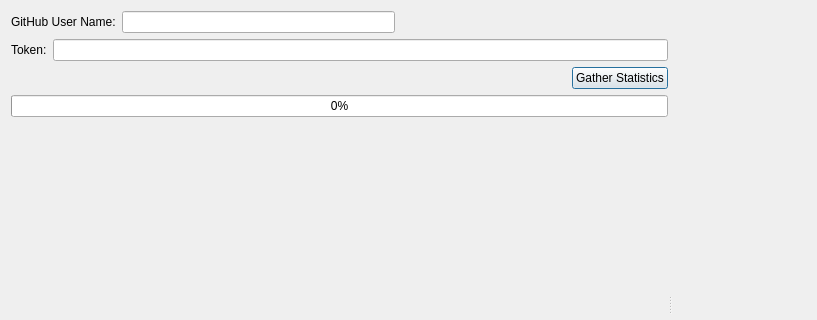
Qt form gh_repo_stats/gui/ui/main_dialog_2.ui (DiPaolo/git-stats-plate-gen) before a commit; both pictures show x 0 to 817 and y 0 to 320 of the 1333 by 607 pixel window.
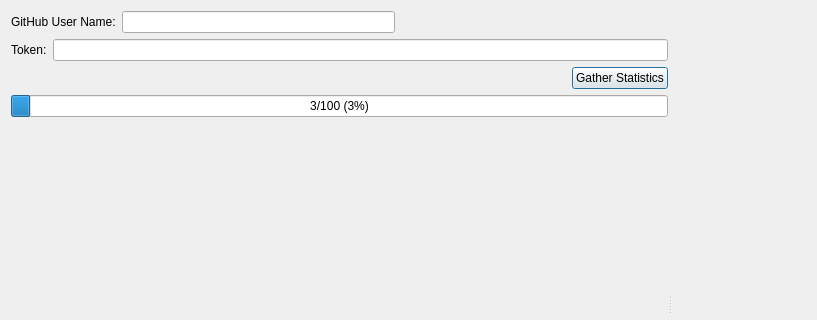
The same form after that commit. Custom widgets are drawn as their Qt base class.

```diff
--- a/gh_repo_stats/gui/ui/main_dialog_2.ui
+++ b/gh_repo_stats/gui/ui/main_dialog_2.ui
@@ -19,7 +19,7 @@
      <property name="orientation">
       <enum>Qt::Horizontal</enum>
      </property>
-     <widget class="QWidget" name="">
+     <widget class="QWidget" name="layoutWidget">
       <layout class="QVBoxLayout" name="verticalLayout">
        <item>
         <layout class="QHBoxLayout" name="horizontalLayout">
@@ -103,7 +103,10 @@
        <item>
         <widget class="QProgressBar" name="progress_bar">
          <property name="value">
-          <number>0</number>
+          <number>3</number>
+         </property>
+         <property name="format">
+          <string extracomment="Repos">%v/%m (%p%)</string>
          </property>
         </widget>
        </item>
@@ -129,7 +132,7 @@
        </item>
       </layout>
      </widget>
-     <widget class="QWidget" name="">
+     <widget class="QWidget" name="layoutWidget">
       <layout class="QVBoxLayout" name="verticalLayout_2" stretch="1,0,0,0">
        <item>
         <widget class="PreviewWidget" name="preview" native="true"/>
```
